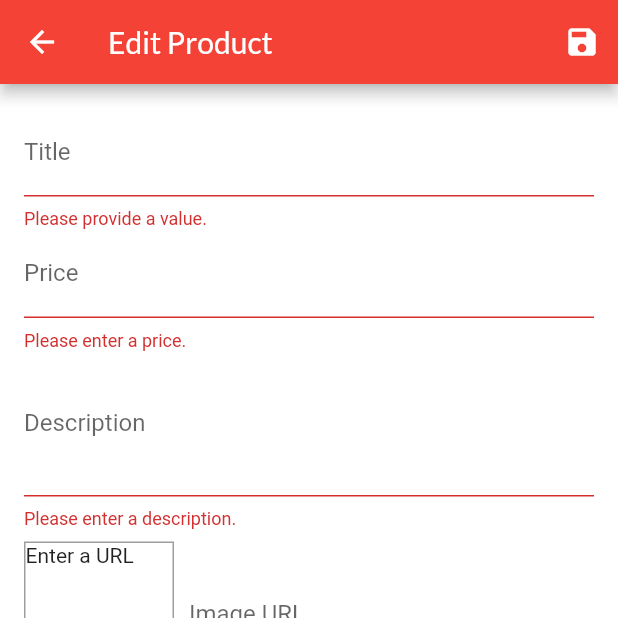
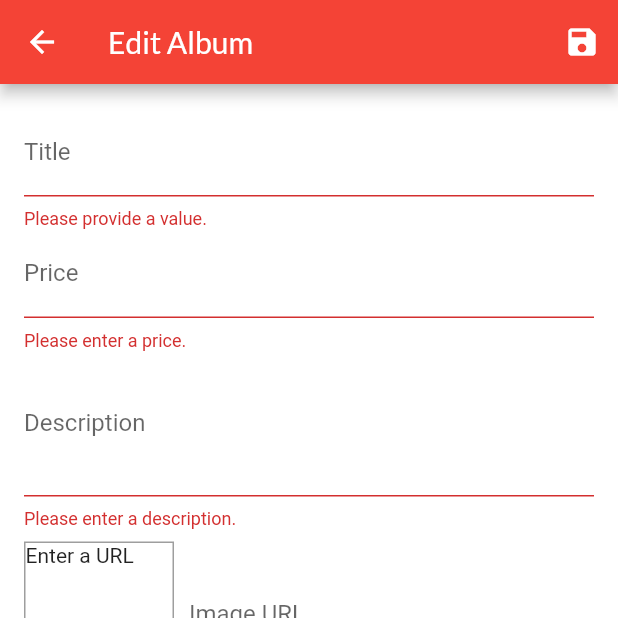
Before and after one commit to sadilak85/unWrapp, a Flutter app: the EditProductScreen screen opened by its route, after a tap on the "save" icon, on a phone screen of 412 x 824 dp, the top half of it. Run offline on Flutter 3.47's test engine with Material 2 defaults, Android fonts, the phone set to English and light mode, and no system bars; our stand-ins replace firebase_auth, firebase_core, modal_progress_hud, shared_preferences; accounts and stored records are empty; network calls fail.

Commit message:
UX+UI progress 1

```diff
--- a/lib/main.dart
+++ b/lib/main.dart
@@ -38,9 +38,9 @@ class MyApp extends StatelessWidget {
         ChangeNotifierProvider(
           create: (_) => Auth(),
         ),
-        ChangeNotifierProxyProvider<Auth, Products>(
+        ChangeNotifierProxyProvider<Auth, Albums>(
           create: null,
-          update: (ctx, auth, previousProducts) => Products(
+          update: (ctx, auth, previousProducts) => Albums(
             auth.token,
             auth.userId,
             previousProducts == null ? [] : previousProducts.items,
--- a/lib/providers/album.dart
+++ b/lib/providers/album.dart
@@ -1,13 +1,13 @@
 import 'package:flutter/foundation.dart';
 
-class Product with ChangeNotifier {
+class Album with ChangeNotifier {
   final String id;
   final String title;
   final String description;
   final double price;
   final String imageUrl;
 
-  Product({
+  Album({
     @required this.id,
     @required this.title,
     @required this.description,
--- a/lib/providers/albums.dart
+++ b/lib/providers/albums.dart
@@ -9,19 +9,19 @@ import 'auth.dart';
 import '../models/http_exception.dart';
 import 'album.dart';
 
-class Products with ChangeNotifier {
-  List<Product> _items = [];
+class Albums with ChangeNotifier {
+  List<Album> _items = [];
   // var _showFavoritesOnly = false;
   final String authToken;
   final String userId;
 
-  Products(this.authToken, this.userId, this._items);
+  Albums(this.authToken, this.userId, this._items);
 
-  List<Product> get items {
+  List<Album> get items {
     return [..._items];
   }
 
-  Product findById(String id) {
+  Album findById(String id) {
     return _items.firstWhere((prod) => prod.id == id);
   }
 
@@ -48,9 +48,9 @@ class Products with ChangeNotifier {
       }
       url =
           'https://test-92753-default-rtdb.firebaseio.com/userFavorites/$userId.json?auth=$authToken';
-      final List<Product> loadedProducts = [];
+      final List<Album> loadedProducts = [];
       extractedData.forEach((prodId, prodData) {
-        loadedProducts.add(Product(
+        loadedProducts.add(Album(
           id: prodId,
           title: prodData['title'],
           description: prodData['description'],
@@ -68,7 +68,7 @@ class Products with ChangeNotifier {
     }
   }
 
-  Future<void> addProduct(Product product) async {
+  Future<void> addProduct(Album product) async {
     final url =
         'https://test-92753-default-rtdb.firebaseio.com/products.json?auth=$authToken';
     try {
@@ -82,7 +82,7 @@ class Products with ChangeNotifier {
           'creatorId': userId,
         }),
       );
-      final newProduct = Product(
+      final newProduct = Album(
         title: product.title,
         description: product.description,
         price: product.price,
@@ -98,7 +98,7 @@ class Products with ChangeNotifier {
     }
   }
 
-  Future<void> updateProduct(String id, Product newProduct) async {
+  Future<void> updateProduct(String id, Album newProduct) async {
     final prodIndex = _items.indexWhere((prod) => prod.id == id);
     if (prodIndex >= 0) {
       final url =
--- a/lib/screens/codeEntry_screen.dart
+++ b/lib/screens/codeEntry_screen.dart
@@ -15,7 +15,7 @@ class _CodeScreenState extends State<CodeScreen> {
   final _auth = FirebaseAuth.instance;
 
   Map<String, String> _authData = {
-    'specialkey': '',
+    'specialkey': null,
   };
 
   void _showErrorDialog(String message) {
--- a/lib/screens/edit_product_screen.dart
+++ b/lib/screens/edit_product_screen.dart
@@ -17,7 +17,7 @@ class _EditProductScreenState extends State<EditProductScreen> {
   final _imageUrlController = TextEditingController();
   final _imageUrlFocusNode = FocusNode();
   final _form = GlobalKey<FormState>();
-  var _editedProduct = Product(
+  var _editedProduct = Album(
     id: null,
     title: '',
     price: 0,
@@ -45,7 +45,7 @@ class _EditProductScreenState extends State<EditProductScreen> {
       final productId = ModalRoute.of(context).settings.arguments as String;
       if (productId != null) {
         _editedProduct =
-            Provider.of<Products>(context, listen: false).findById(productId);
+            Provider.of<Albums>(context, listen: false).findById(productId);
         _initValues = {
           'title': _editedProduct.title,
           'description': _editedProduct.description,
@@ -93,11 +93,11 @@ class _EditProductScreenState extends State<EditProductScreen> {
       _isLoading = true;
     });
     if (_editedProduct.id != null) {
-      await Provider.of<Products>(context, listen: false)
+      await Provider.of<Albums>(context, listen: false)
           .updateProduct(_editedProduct.id, _editedProduct);
     } else {
       try {
-        await Provider.of<Products>(context, listen: false)
+        await Provider.of<Albums>(context, listen: false)
             .addProduct(_editedProduct);
       } catch (error) {
         await showDialog(
@@ -134,7 +134,7 @@ class _EditProductScreenState extends State<EditProductScreen> {
   Widget build(BuildContext context) {
     return Scaffold(
       appBar: AppBar(
-        title: Text('Edit Product'),
+        title: Text('Edit Album'),
         actions: <Widget>[
           IconButton(
             icon: Icon(Icons.save),
@@ -166,7 +166,7 @@ class _EditProductScreenState extends State<EditProductScreen> {
                         return null;
                       },
                       onSaved: (value) {
-                        _editedProduct = Product(
+                        _editedProduct = Album(
                           title: value,
                           price: _editedProduct.price,
                           description: _editedProduct.description,
@@ -198,7 +198,7 @@ class _EditProductScreenState extends State<EditProductScreen> {
                         return null;
                       },
                       onSaved: (value) {
-                        _editedProduct = Product(
+                        _editedProduct = Album(
                           title: _editedProduct.title,
                           price: double.parse(value),
                           description: _editedProduct.description,
@@ -223,7 +223,7 @@ class _EditProductScreenState extends State<EditProductScreen> {
                         return null;
                       },
                       onSaved: (value) {
-                        _editedProduct = Product(
+                        _editedProduct = Album(
                           title: _editedProduct.title,
                           price: _editedProduct.price,
                           description: value,
@@ -283,7 +283,7 @@ class _EditProductScreenState extends State<EditProductScreen> {
                               return null;
                             },
                             onSaved: (value) {
-                              _editedProduct = Product(
+                              _editedProduct = Album(
                                 title: _editedProduct.title,
                                 price: _editedProduct.price,
                                 description: _editedProduct.description,
--- a/lib/screens/product_detail_screen.dart
+++ b/lib/screens/product_detail_screen.dart
@@ -14,7 +14,7 @@ class ProductDetailScreen extends StatelessWidget {
   Widget build(BuildContext context) {
     final productId =
         ModalRoute.of(context).settings.arguments as String; // is the id!
-    final loadedProduct = Provider.of<Products>(
+    final loadedProduct = Provider.of<Albums>(
       context,
       listen: false,
     ).findById(productId);
--- a/lib/screens/templates_overview_screen.dart
+++ b/lib/screens/templates_overview_screen.dart
@@ -25,8 +25,10 @@ class TemplatesOverviewScreen extends StatelessWidget {
                         (catData) => TemplateItem(
                           catData.id,
                           catData.title,
-                          catData.templatebackground,
-                          catData.buttonimage,
+                          catData.tempbackgroundpic,
+                          catData.tempbuttonimage,
+                          catData.tempbackgroundcolor,
+                          catData.backgroundcolorname,
                         ),
                       )
                       .toList(),
--- a/lib/widgets/product_item.dart
+++ b/lib/widgets/product_item.dart
@@ -7,7 +7,7 @@ import '../providers/album.dart';
 class ProductItem extends StatelessWidget {
   @override
   Widget build(BuildContext context) {
-    final product = Provider.of<Product>(context, listen: false);
+    final product = Provider.of<Album>(context, listen: false);
 
     return ClipRRect(
       borderRadius: BorderRadius.circular(10),
@@ -26,7 +26,7 @@ class ProductItem extends StatelessWidget {
         ),
         footer: GridTileBar(
           backgroundColor: Colors.black87,
-          leading: Consumer<Product>(
+          leading: Consumer<Album>(
             builder: (ctx, product, _) => IconButton(
               icon: Icon(
                 Icons.favorite,
--- a/lib/widgets/products_grid.dart
+++ b/lib/widgets/products_grid.dart
@@ -4,10 +4,10 @@ import 'package:provider/provider.dart';
 import '../providers/albums.dart';
 import './product_item.dart';
 
-class ProductsGrid extends StatelessWidget {
+class AlbumsGrid extends StatelessWidget {
   @override
   Widget build(BuildContext context) {
-    final productsData = Provider.of<Products>(context);
+    final productsData = Provider.of<Albums>(context);
     final products = productsData.items;
     return GridView.builder(
       padding: const EdgeInsets.all(10.0),
--- a/lib/widgets/user_product_item.dart
+++ b/lib/widgets/user_product_item.dart
@@ -35,7 +35,7 @@ class UserProductItem extends StatelessWidget {
               icon: Icon(Icons.delete),
               onPressed: () async {
                 try {
-                  await Provider.of<Products>(context, listen: false)
+                  await Provider.of<Albums>(context, listen: false)
                       .deleteProduct(id);
                 } catch (error) {
                   scaffold.showSnackBar(
```
Also changed, not shown: lib/models/template.dart (+36 -18 lines), lib/screens/albums_overview_screen.dart (+4 -4 lines), lib/widgets/template_item.dart (+9 -9 lines), 1 other file.
